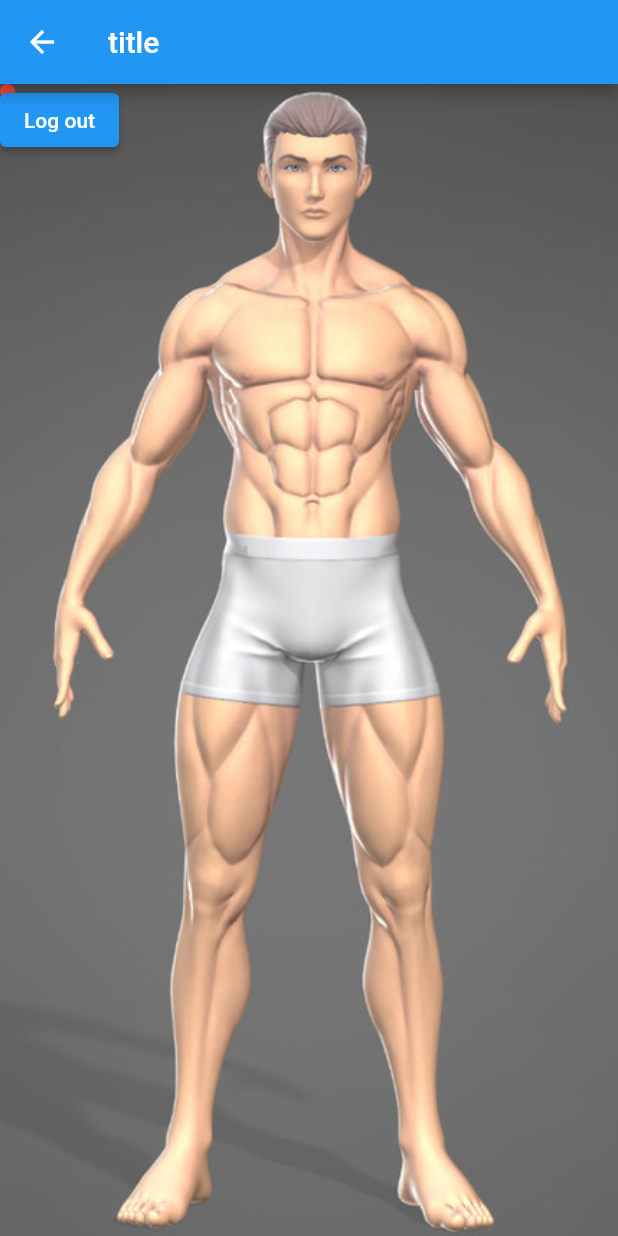
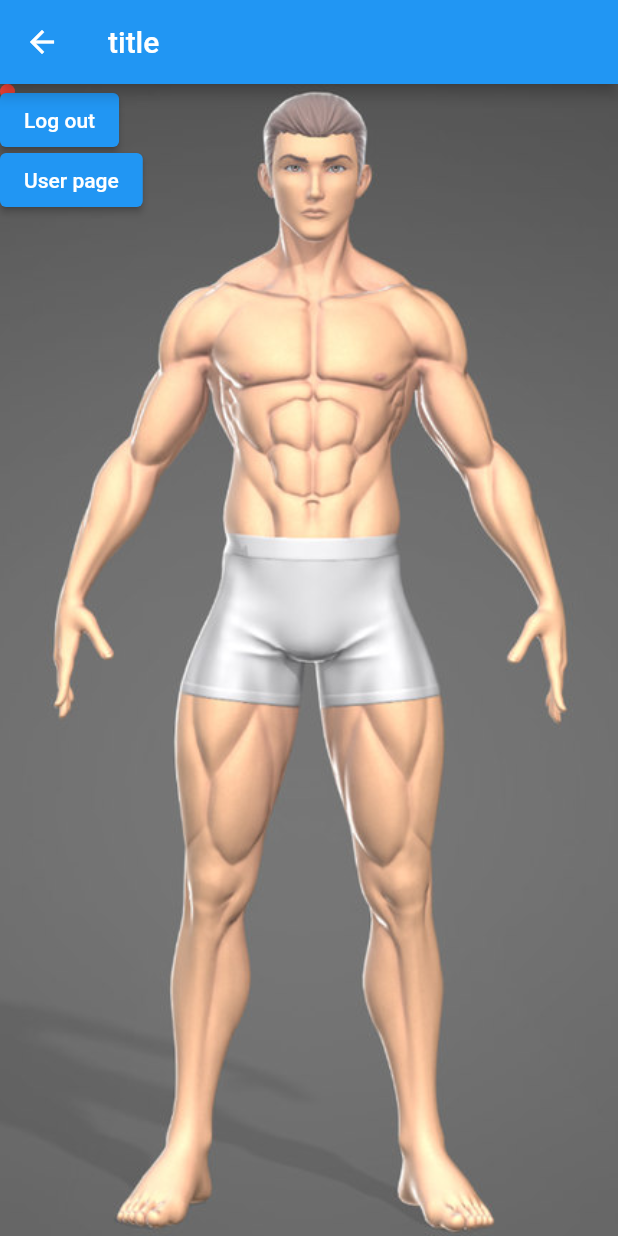
Before and after one commit to cankot97/flutter_myboilerplate, a Flutter app: the MyHomePage screen opened directly, on a phone screen of 412 x 824 dp. Run offline on Flutter 3.47's test engine with Material 2 defaults, Android fonts, the phone set to English and light mode, and no system bars; our stand-ins replace dio, firebase_auth, firebase_core; accounts and stored records are empty.

Commit message:
task11_final

```diff
--- a/lib/Auth/auth_wrapper.dart
+++ b/lib/Auth/auth_wrapper.dart
@@ -1,7 +1,6 @@
 import 'package:flutter/material.dart';
 import 'package:secondapp/Auth/login_screen.dart';
 import 'package:secondapp/main.dart';
-import 'package:firebase_core/firebase_core.dart';
 import 'package:firebase_auth/firebase_auth.dart';
 
 class Authwrapper extends StatefulWidget {
--- a/lib/Auth/login_screen.dart
+++ b/lib/Auth/login_screen.dart
@@ -1,7 +1,5 @@
 import 'package:flutter/material.dart';
-import 'package:firebase_core/firebase_core.dart';
 import 'package:firebase_auth/firebase_auth.dart';
-import 'package:secondapp/main.dart';
 import 'package:secondapp/Auth/auth_wrapper.dart';
 
 
--- a/lib/main.dart
+++ b/lib/main.dart
@@ -5,7 +5,7 @@ import 'package:secondapp/model/bodypart.dart';
 import 'package:dio/dio.dart';
 import 'package:firebase_core/firebase_core.dart';
 import 'package:firebase_auth/firebase_auth.dart';
-import 'package:secondapp/Auth/login_screen.dart';
+import 'package:secondapp/user_page.dart';
 
 
 
@@ -51,8 +51,8 @@ class MyHomePage extends StatefulWidget {
 class _MyHomePageState extends State<MyHomePage> {
 
 
-  double? markerX = null;
-  double? markerY = null;
+  double? markerX;
+  double? markerY;
 
   BodyPart? whatBodyPart(double? x, double? y){
     for(var bodypart in bodyparts){
@@ -97,7 +97,7 @@ class _MyHomePageState extends State<MyHomePage> {
         child: Stack(
           children:  [
             GestureDetector(
-              child: Container(
+              child: SizedBox(
                 height: MediaQuery.of(context).size.height,
                 child: Image.asset(
                   'assets/images/body.jpeg',
@@ -125,6 +125,17 @@ class _MyHomePageState extends State<MyHomePage> {
                 setState(() {
                 });
               },
+            ),
+            Positioned(
+              top: 40,
+              child: ElevatedButton(
+              child: const Text('User page'),
+              onPressed: () {
+                Navigator.push(context,
+                MaterialPageRoute(builder: (context) => const UserPage()));
+              }
+
+            ),
             )
 
           ])
--- a/lib/user_page.dart
+++ b/lib/user_page.dart
@@ -1,8 +1,6 @@
 import 'package:flutter/material.dart';
-import 'package:firebase_core/firebase_core.dart';
 import 'package:firebase_auth/firebase_auth.dart';
-import 'package:secondapp/main.dart';
-import 'package:secondapp/Auth/auth_wrapper.dart';
+
 
 
 class UserPage extends StatefulWidget {
@@ -17,12 +15,10 @@ class _UserPageState extends State<UserPage> {
   Widget build(BuildContext context) {
     return Scaffold(
       appBar: AppBar(
-        title: Text('User Screen'),
+        title: const Text('User Screen'),
       ),
       body: Center(
-        child: Container(
           child: Text(FirebaseAuth.instance.currentUser?.toString() ?? "No User"),
-        ),
       ),
     );
   }
```
Also changed, not shown: 3 other files.
